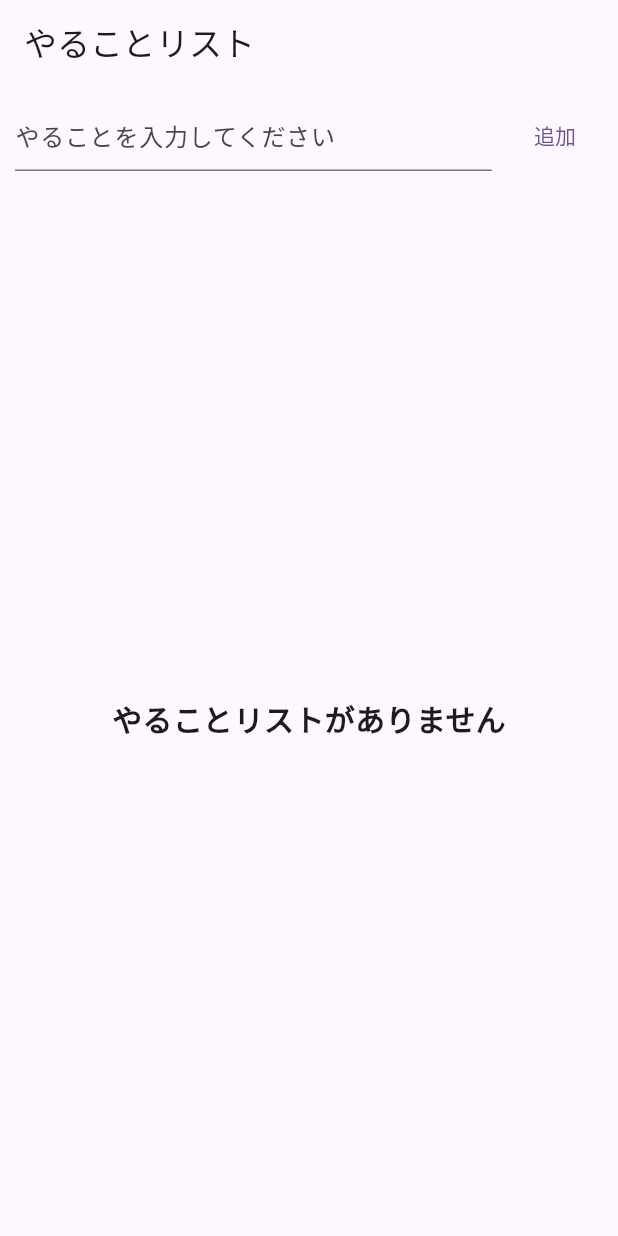
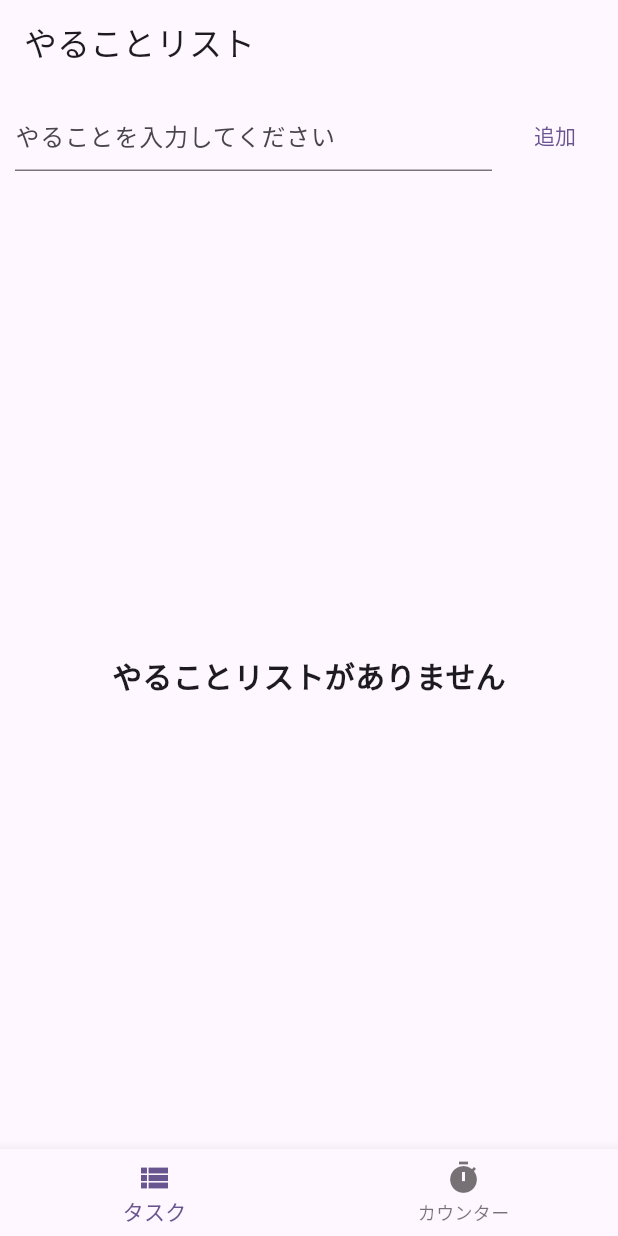
Before and after one commit to kunihei/sample_todo4, a Flutter app: the screen it shows after launch, on a phone screen of 412 x 824 dp. Run offline on Flutter 3.47's test engine with Material 3 defaults, Android fonts, the phone set to English and light mode, and no system bars.

Commit message:
providerを使用しタブも実装したコード

```diff
--- a/lib/controllers/controllers.dart
+++ b/lib/controllers/controllers.dart
@@ -1 +1,2 @@
 export './todo_controller.dart';
+export './counter_controller.dart';
--- /dev/null
+++ b/lib/controllers/counter_controller.dart
@@ -0,0 +1,25 @@
+import 'package:flutter/foundation.dart';
+
+class CounterController extends ChangeNotifier {
+  int _count = 0;
+
+  int get count => _count;
+
+  /// カウントを1増やす
+  void increment() {
+    _count++;
+    notifyListeners();
+  }
+
+  /// カウントを1減らす
+  void decrement() {
+    _count--;
+    notifyListeners();
+  }
+
+  /// カウントを0に戻す
+  void reset() {
+    _count = 0;
+    notifyListeners();
+  }
+}
--- a/lib/main.dart
+++ b/lib/main.dart
@@ -1,10 +1,18 @@
 import 'package:flutter/material.dart';
-import 'package:provider/provider.dart';
-import 'package:sample_todo4/controllers/controllers.dart';
-import 'package:sample_todo4/pages/todo/todo_page.dart';
+import 'package:sample_todo4/pages/pages.dart';
 
 void main() {
-  runApp(ChangeNotifierProvider(create: (_) => TodoController(), child: const MyApp(),));
+  // 複数のChangeNotifierProviderを使う場合の例
+  // runApp(
+  //   MultiProvider(
+  //     providers: [
+  //       ChangeNotifierProvider(create: (_) => CounterController()),
+  //       ChangeNotifierProvider(create: (_) => TodoController()),
+  //     ],
+  //     child: MyApp(),
+  //   ),
+  // );
+  runApp(MyApp());
 }
 
 class MyApp extends StatelessWidget {
@@ -17,8 +25,9 @@ class MyApp extends StatelessWidget {
       title: 'Flutter Demo',
       theme: ThemeData(
         colorScheme: ColorScheme.fromSeed(seedColor: Colors.deepPurple),
+        useMaterial3: true,
       ),
-      home: TodoPage(),
+      home: DashboardPage(),
     );
   }
 }
--- /dev/null
+++ b/lib/pages/dashboard/dashboard_page.dart
@@ -0,0 +1,74 @@
+// タブ実装１
+import 'package:flutter/material.dart';
+import 'package:provider/provider.dart';
+import 'package:sample_todo4/controllers/controllers.dart';
+import 'package:sample_todo4/pages/pages.dart';
+
+class DashboardPage extends StatefulWidget {
+  const DashboardPage({super.key});
+
+  @override
+  State<DashboardPage> createState() => _DashboardPageState();
+}
+
+class _DashboardPageState extends State<DashboardPage> {
+  int _activeTab = 0;
+
+  final List<_DashboardTab> _tabs = [
+    // _DashboardTab(label: 'Tasks', icon: Icons.view_list, child: TodoPage()),
+    // _DashboardTab(label: 'Counter', icon: Icons.timer, child: CounterPage()),
+    _DashboardTab(label: 'タスク', icon: Icons.view_list, builder: (_) => ChangeNotifierProvider(create: (_) => TodoController(), child: TodoPage(),)),
+    _DashboardTab(label: 'カウンター', icon: Icons.timer, builder: (_) => ChangeNotifierProvider(create: (_) => CounterController(), child: CounterPage(),)),
+  ];
+
+  @override
+  Widget build(BuildContext context) {
+    return Scaffold(
+      body: _tabs[_activeTab].builder(context),
+      bottomNavigationBar: Theme(
+        data: Theme.of(context).copyWith(
+          splashFactory:  NoSplash.splashFactory,
+          highlightColor: Colors.transparent,
+          splashColor: Colors.transparent,
+        ),
+        child: BottomNavigationBar(
+          currentIndex: _activeTab,
+          onTap: (index) => setState(() => _activeTab = index),
+          items: _tabs
+              .map(
+                (tab) => BottomNavigationBarItem(
+                  icon: Icon(tab.icon),
+                  label: tab.label,
+                ),
+              )
+              .toList(),
+        ),
+      ),
+    );
+  }
+}
+
+// ウィジェットをもらうパターン
+// class _DashboardTab {
+//   final String label;
+//   final IconData icon;
+//   final Widget child;
+
+//   const _DashboardTab({
+//     required this.label,
+//     required this.icon,
+//     required this.child,
+//   });
+// }
+
+class _DashboardTab {
+  final String label;
+  final IconData icon;
+  final WidgetBuilder builder;
+
+  const _DashboardTab ({
+    required this.label,
+    required this.icon,
+    required this.builder,
+  });
+}
--- a/lib/pages/pages.dart
+++ b/lib/pages/pages.dart
@@ -1 +1,5 @@
 export './todo/todo_page.dart';
+export './dashboard/dashboard_page.dart';
+export './root/root_page.dart';
+export './home/home_shell.dart';
+export './counter/counter_page.dart';
```
Also changed, not shown: lib/pages/counter/counter_page.dart (added, +46 -0 lines), lib/pages/home/home_shell.dart (added, +32 -0 lines), lib/pages/root/root_page.dart (added, +31 -0 lines), lib/pages/todo/widgets/card_todo.dart (+17 -4 lines).
